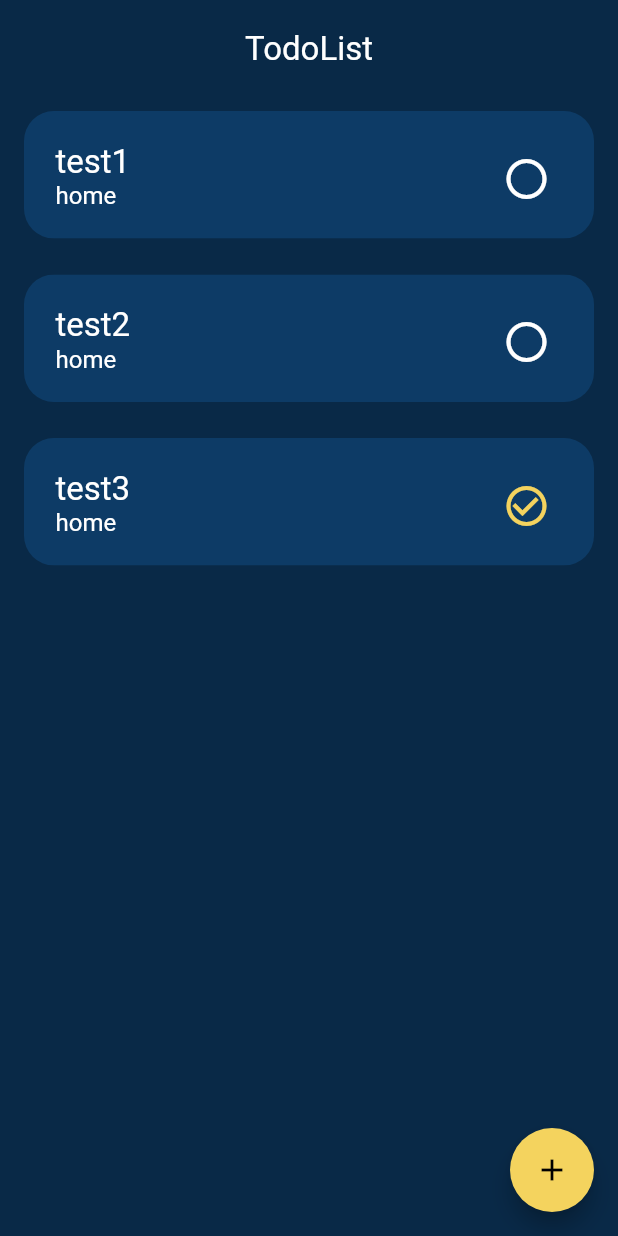
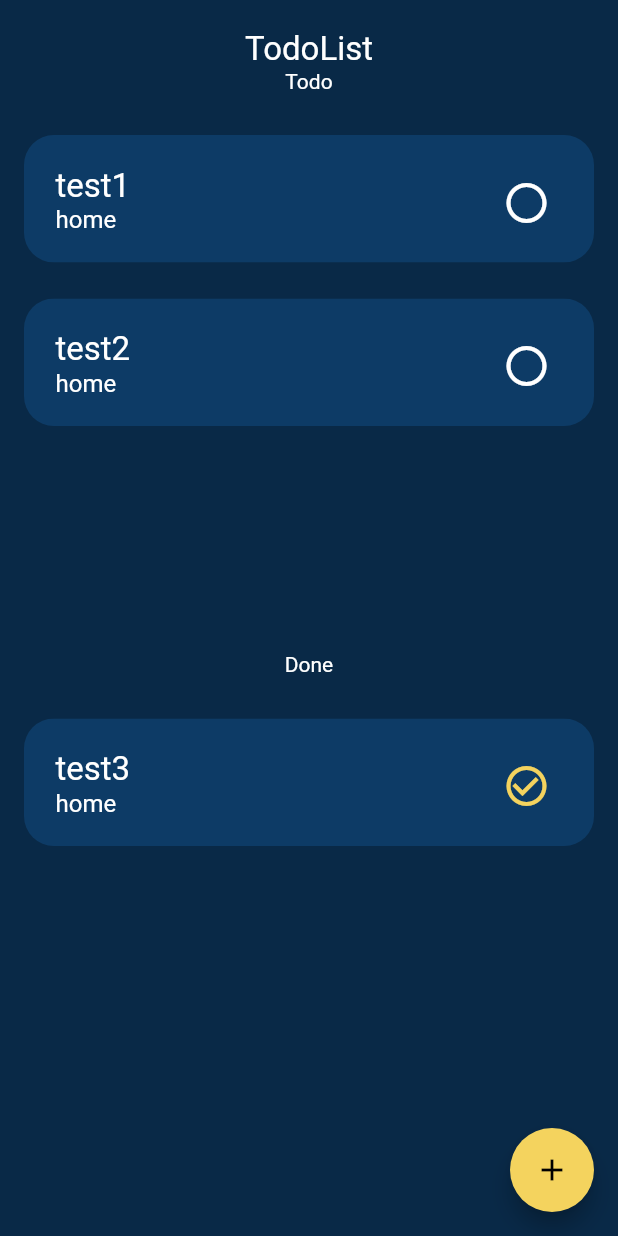
Before and after one commit to RubenSmn/todoapp, a Flutter app: the screen it shows after launch, on a phone screen of 412 x 824 dp. Run offline on Flutter 3.47's test engine with Material 2 defaults, Android fonts, the phone set to English and light mode, and no system bars.

Commit message:
Add todo and done divider

```diff
--- a/app/todoapp/lib/main.dart
+++ b/app/todoapp/lib/main.dart
@@ -74,8 +74,13 @@ class _HomePageState extends State<HomePage> {
                 ),
               ),
             ),
+            Text('Todo'),
             Expanded(
-              child: _buildTodoList(),
+              child: _buildTodoList(false),
+            ),
+            Text('Done'),
+            Expanded(
+              child: _buildTodoList(true),
             ),
           ],
         ),
@@ -220,12 +225,20 @@ class _HomePageState extends State<HomePage> {
     );
   }
 
-  Widget _buildTodoList() {
+  Widget _buildTodoList(status) {
+    var list = [];
+    if (status == null)
+      list = _todoList;
+    else if (status)
+      list = _todoList.where((t) => t.done).toList();
+    else
+      list = _todoList.where((t) => !t.done).toList();
+
     return ListView.builder(
       padding: const EdgeInsets.all(16),
-      itemCount: _todoList.length,
+      itemCount: list.length,
       itemBuilder: (context, i) {
-        return _buildTodoItem(_todoList[i]);
+        return _buildTodoItem(list[i]);
       },
     );
   }
```
